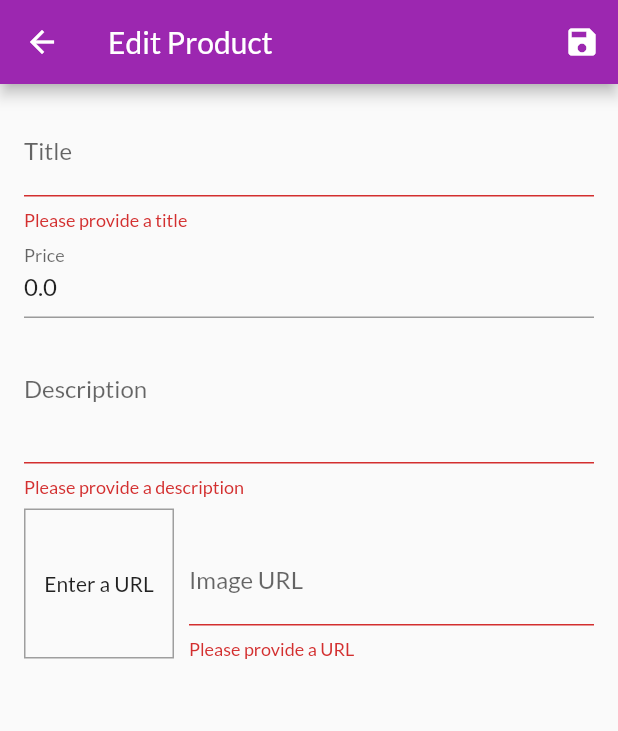
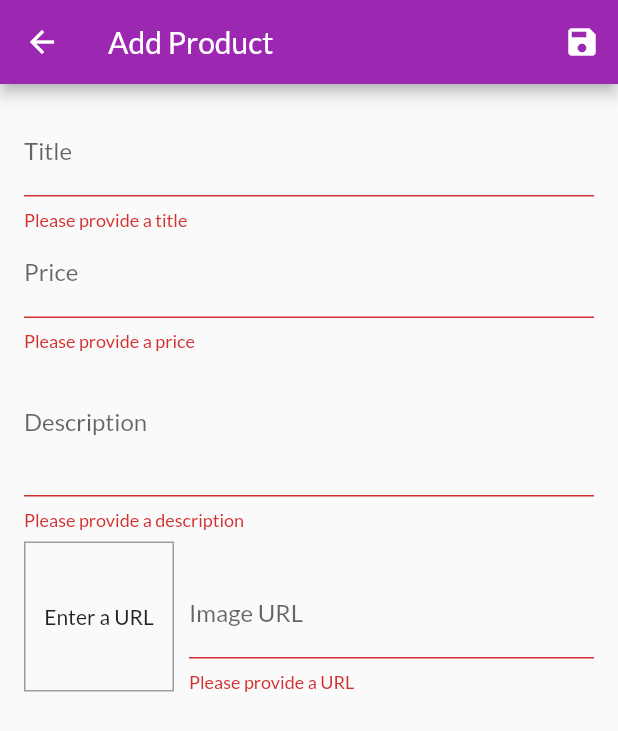
Before and after one commit to naga-k/shop_app, a Flutter app: the EditProductScreen screen opened by its route, after a tap on the "save" icon, on a phone screen of 412 x 824 dp. Shown: the top 731 px of the screen. Run offline on Flutter 3.47's test engine with Material 2 defaults, Android fonts, the phone set to English and light mode, and no system bars; our stand-ins replace firebase_core; accounts and stored records are empty; network calls fail.

```diff
--- a/lib/screens/edit_products_screen.dart
+++ b/lib/screens/edit_products_screen.dart
@@ -24,6 +24,7 @@ class _EditProductScreenState extends State<EditProductScreen> {
   List<String> valid3 = ['jpg', 'gif', 'png', 'bmp'];
   List<String> valid4 = ['jpeg', 'webp', 'wbmp'];
   bool _isInit = false;
+  bool _isLoading = false;
 
   @override
   void initState() {
@@ -40,7 +41,7 @@ class _EditProductScreenState extends State<EditProductScreen> {
         id = fetchId as String;
         _editedProduct = Provider.of<ProductsProvider>(context).findById(id);
         title = _editedProduct.title;
-        description = _editedProduct.title;
+        description = _editedProduct.description;
         price = _editedProduct.price;
         imageUrl = _editedProduct.imageUrl;
         _imageUrlController.text = imageUrl;
@@ -76,6 +77,49 @@ class _EditProductScreenState extends State<EditProductScreen> {
     return false;
   }
 
+  void _saveForm() {
+    bool isValid = _form.currentState!.validate();
+    if (!isValid) {
+      return;
+    }
+    _form.currentState!.save();
+    if (id.isEmpty) {
+      id = "";
+    }
+    _editedProduct = Product(
+        id: id,
+        title: title,
+        description: description,
+        price: price,
+        imageUrl: imageUrl);
+    setState(() {
+      _isLoading = true;
+    });
+    final products = Provider.of<ProductsProvider>(context, listen: false);
+    products.addUpdateProduct(_editedProduct).catchError((onError) {
+      return showDialog(
+          context: context,
+          builder: ((ctx) => AlertDialog(
+                title: Text('An error occured'),
+                content: Text('Something went wrong'),
+                actions: [
+                  TextButton(
+                    child: Text('Okay'),
+                    onPressed: () {
+                      Navigator.of(ctx).pop();
+                      Navigator.of(ctx).pop();
+                    },
+                  )
+                ],
+              )));
+    }).then((_) {
+      setState(() {
+        _isLoading = false;
+      });
+      Navigator.of(context).pop();
+    });
+  }
+
   Widget validImagePreview(String url) {
     if (_checkImageUrlValid(url) || url.isEmpty) {
       imageUrl = url;
@@ -100,35 +144,20 @@ class _EditProductScreenState extends State<EditProductScreen> {
     );
   }
 
-  void _saveForm() {
-    bool isValid = _form.currentState!.validate();
-    if (!isValid) {
-      return;
-    }
-    _form.currentState!.save();
-    if (id.isEmpty) {
-      id = DateTime.now().toString();
-    }
-    _editedProduct = Product(
-        id: id,
-        title: title,
-        description: description,
-        price: price,
-        imageUrl: imageUrl);
-    final products = Provider.of<ProductsProvider>(context, listen: false);
-    products.addUpdateProduct(_editedProduct);
-  }
-
   @override
   Widget build(BuildContext context) {
     return Scaffold(
         appBar: AppBar(
-          title: const Text('Edit Product'),
+          title: Text(id == '' ? 'Add Product' : 'Edit Product'),
           actions: [
             IconButton(onPressed: _saveForm, icon: const Icon(Icons.save))
           ],
         ),
-        body: Padding(
+        body: _isLoading
+            ? Center(
+                child: CircularProgressIndicator(),
+              )
+            : Padding(
                 padding: const EdgeInsets.all(16),
                 child: Form(
                     key: _form,
@@ -136,7 +165,8 @@ class _EditProductScreenState extends State<EditProductScreen> {
                       child: Column(
                         children: [
                           TextFormField(
-                      decoration: const InputDecoration(labelText: 'Title'),
+                            decoration:
+                                const InputDecoration(labelText: 'Title'),
                             initialValue: title,
                             textInputAction: TextInputAction.next,
                             validator: (value) {
@@ -150,8 +180,9 @@ class _EditProductScreenState extends State<EditProductScreen> {
                             },
                           ),
                           TextFormField(
-                        decoration: const InputDecoration(labelText: 'Price'),
-                        initialValue: price.toString(),
+                              decoration:
+                                  const InputDecoration(labelText: 'Price'),
+                              initialValue: price == 0 ? '' : price.toString(),
                               textInputAction: TextInputAction.next,
                               keyboardType: TextInputType.number,
                               validator: (value) {
@@ -198,8 +229,8 @@ class _EditProductScreenState extends State<EditProductScreen> {
                               validImagePreview(_imageUrlController.text),
                               Expanded(
                                 child: TextFormField(
-                            decoration:
-                                const InputDecoration(labelText: 'Image URL'),
+                                  decoration: const InputDecoration(
+                                      labelText: 'Image URL'),
                                   keyboardType: TextInputType.url,
                                   textInputAction: TextInputAction.done,
                                   controller: _imageUrlController,
--- a/pubspec.yaml
+++ b/pubspec.yaml
@@ -31,6 +31,9 @@ dependencies:
     sdk: flutter
   provider: ^6.0.3
   intl: ^0.17.0
+  http: ^0.13.4
+  firebase_core: ^1.17.1
+  firebase_database: ^9.0.15
 
 
   # The following adds the Cupertino Icons font to your application.
```
Also changed, not shown: lib/main.dart (+27 -2 lines), lib/providers/products.dart (+27 -5 lines), lib/firebase_options.dart (added), pubspec.lock, 4 other files. Lines whose indentation alone changed are shown as unchanged.
